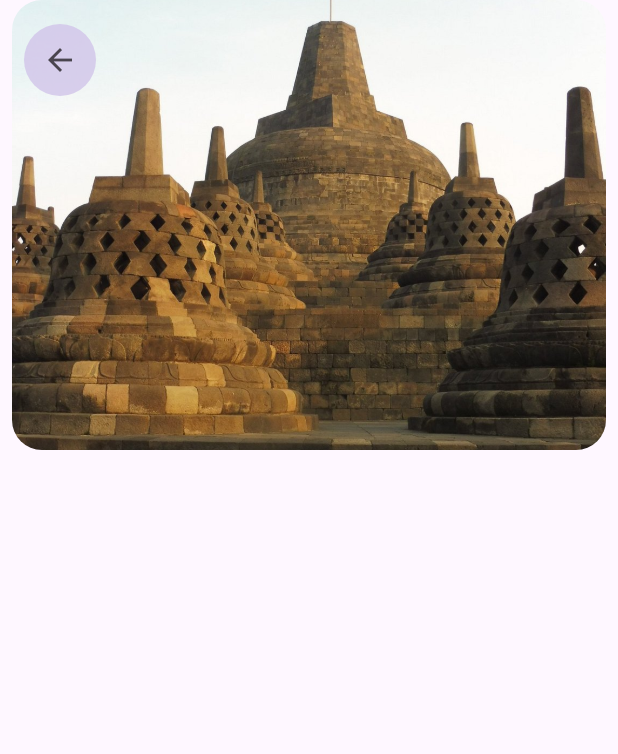
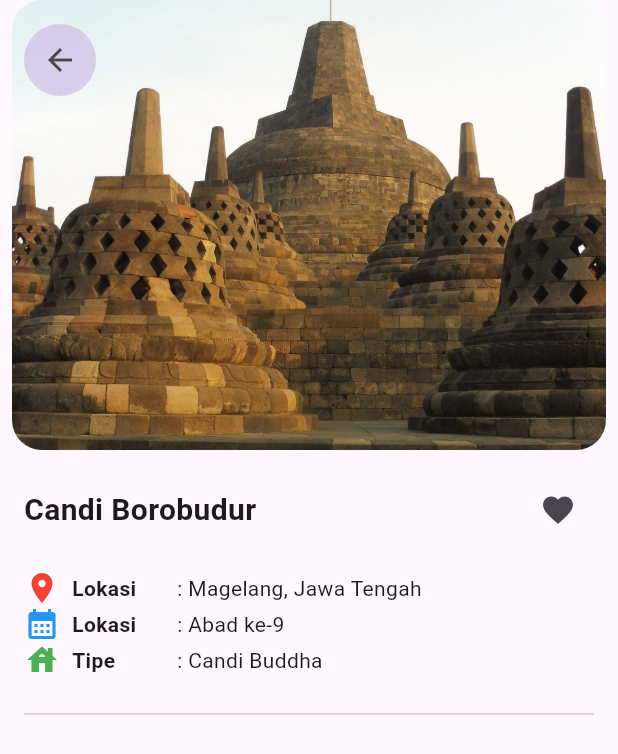
Before and after one commit to 2024-2025-Gasal-PABI-SI52/project-wisata-candi-JordiWillyam, a Flutter app: the screen it shows after launch, on a phone screen of 412 x 824 dp. Shown: the top 754 px of the screen. Run offline on Flutter 3.47's test engine with Material 3 defaults, Android fonts, the phone set to English and light mode, and no system bars.

Commit message:
Update : video 1 done

```diff
--- a/project_wisata_candi/lib/screens/detail_screen.dart
+++ b/project_wisata_candi/lib/screens/detail_screen.dart
@@ -29,7 +29,7 @@ class DetailScreen extends StatelessWidget {
               ),
               //Tombol back Custom
               Padding(
-                padding: EdgeInsets.all(16),
+                padding: const EdgeInsets.all(16),
                 child: Container(
                   decoration: BoxDecoration(
                     color: Colors.deepPurple[100]?.withOpacity(0.8),
@@ -45,11 +45,96 @@ class DetailScreen extends StatelessWidget {
           ),
           // Detail info
           Padding(
-            padding: EdgeInsets.symmetric(horizontal: 16),
+            padding: const EdgeInsets.symmetric(horizontal: 16),
             child: Column(
               children: [
                 //Info Atas
+                const SizedBox(
+                  height: 16,
+                ),
+                Row(
+                  mainAxisAlignment: MainAxisAlignment.spaceBetween,
+                  children: [
+                    Text(
+                      candi.name,
+                      style: const TextStyle(
+                          fontSize: 20, fontWeight: FontWeight.bold),
+                    ),
+                    IconButton(
+                        onPressed: () {}, icon: const Icon(Icons.favorite))
+                  ],
+                ),
                 //Info Tengah
+                const SizedBox(
+                  height: 16,
+                ),
+                Row(
+                  children: [
+                    const Icon(
+                      Icons.place,
+                      color: Colors.red,
+                    ),
+                    const SizedBox(
+                      width: 8,
+                    ),
+                    const SizedBox(
+                      width: 70,
+                      child: Text(
+                        'Lokasi',
+                        style: TextStyle(fontWeight: FontWeight.bold),
+                      ),
+                    ),
+                    Text(': ${candi.location}')
+                  ],
+                ),
+                Row(
+                  children: [
+                    const Icon(
+                      Icons.calendar_month,
+                      color: Colors.blue,
+                    ),
+                    const SizedBox(
+                      width: 8,
+                    ),
+                    const SizedBox(
+                      width: 70,
+                      child: Text(
+                        'Lokasi',
+                        style: TextStyle(fontWeight: FontWeight.bold),
+                      ),
+                    ),
+                    Text(': ${candi.built}')
+                  ],
+                ),
+                Row(
+                  children: [
+                    const Icon(
+                      Icons.house,
+                      color: Colors.green,
+                    ),
+                    SizedBox(
+                      width: 8,
+                    ),
+                    SizedBox(
+                      width: 70,
+                      child: Text(
+                        'Tipe',
+                        style: TextStyle(fontWeight: FontWeight.bold),
+                      ),
+                    ),
+                    Text(': ${candi.type}')
+                  ],
+                ),
+                //Pemisah
+                SizedBox(
+                  height: 16,
+                ),
+                Divider(
+                  color: Colors.deepPurple.shade100,
+                ),
+                SizedBox(
+                  height: 16,
+                )
                 //Info Bawah
               ],
             ),
```
